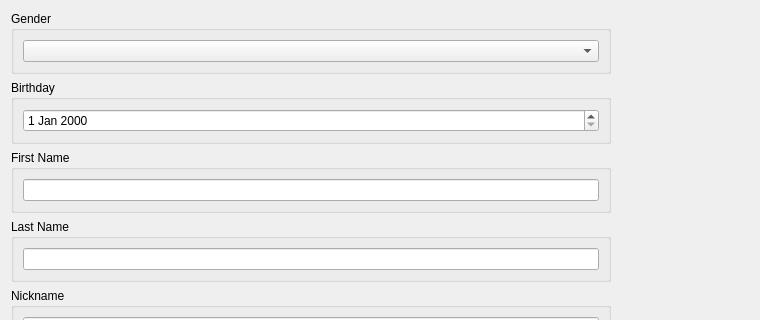
The window that Include/imtauthgui/CContactInfoEditorComp.ui (ImagingTools/ImtCore) describes before a commit, drawn with Qt 5; both pictures show x 0 to 760 and y 0 to 320 of the 961 by 723 pixel window.
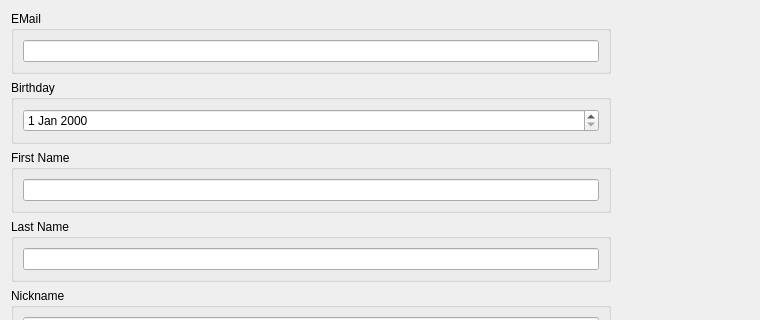
The same window after the commit. Icons and pictures are not drawn.

The edit to the form file:
```diff
--- a/Include/imtauthgui/CContactInfoEditorComp.ui
+++ b/Include/imtauthgui/CContactInfoEditorComp.ui
@@ -26,11 +26,11 @@
       </size>
      </property>
      <property name="title">
-      <string>Gender</string>
+      <string>EMail</string>
      </property>
      <layout class="QVBoxLayout" name="verticalLayout_4">
       <item>
-       <widget class="QComboBox" name="GenderCombo"/>
+       <widget class="QLineEdit" name="EMailEdit"/>
       </item>
      </layout>
     </widget>
```
Left out of the diff: 2 changed lines with no effect on the pictures.
